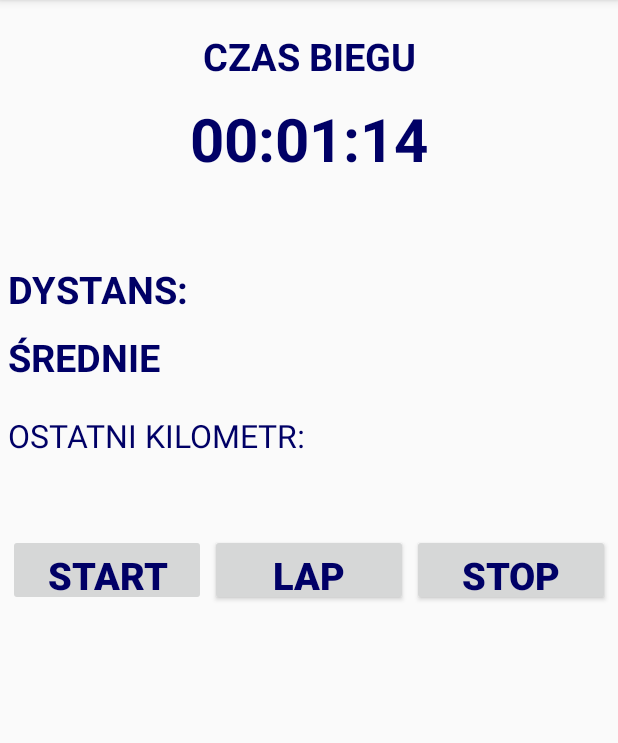
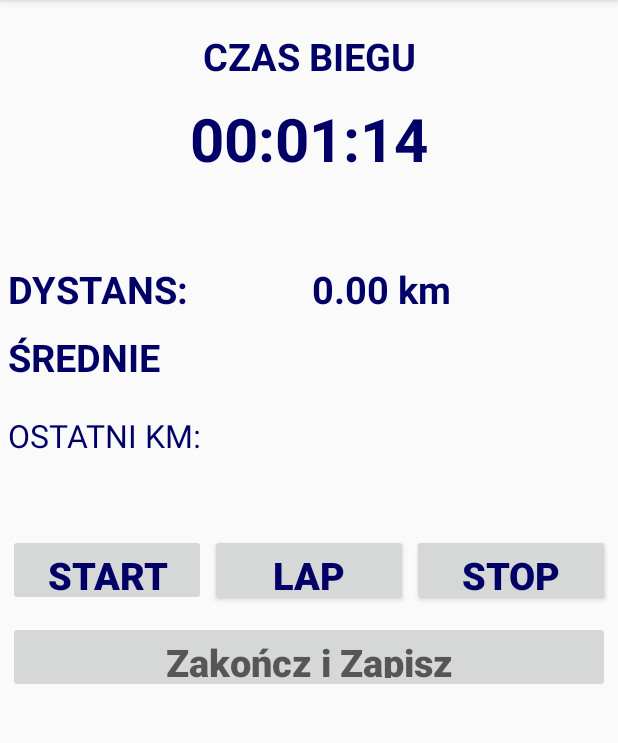
Before and after one commit to NowackaAnna/Praca-Dyplomowa, an Android app: the TreningRejestrowany screen opened directly, with no data from a screen before it, after a tap on "START", on a phone screen of 412 x 824 dp, the part 84-827 px from its top. Run offline under Robolectric (Android 15) with nearby library versions, the phone set to English and light mode, and no system bars; network calls fail.

Commit message:
Add files via upload

```diff
--- a/src/main/java/pl/edu/uwr/runningapp/TreningRejestrowany.java
+++ b/src/main/java/pl/edu/uwr/runningapp/TreningRejestrowany.java
@@ -2,6 +2,7 @@ package pl.edu.uwr.runningapp;
 import android.Manifest;
 import android.app.Activity;
 import android.app.Service;
+import android.content.DialogInterface;
 import android.content.Intent;
 import android.content.pm.PackageManager;
 import android.location.Location;
@@ -21,6 +22,7 @@ import com.google.android.gms.tasks.OnSuccessListener;
 
 import androidx.annotation.NonNull;
 import androidx.annotation.Nullable;
+import androidx.appcompat.app.AlertDialog;
 import androidx.appcompat.app.AppCompatActivity;
 import androidx.core.app.ActivityCompat;
 
@@ -40,10 +42,14 @@ public class TreningRejestrowany extends AppCompatActivity{
     FusedLocationProviderClient fusedLocationProviderClient;
 
     TextView mDystans;
+    TextView mLastLap;
+    TextView mSrednie;
     Button mStart;
     Button mStop;
+    Button mLap;
     Chronometer mStoper;
     private boolean isResume;
+    private boolean jestReset;
     Handler handler;
     Double szerA;
     Double dlugA;
@@ -52,17 +58,35 @@ public class TreningRejestrowany extends AppCompatActivity{
     Double checkSzer;
     Double roznicaSzer;
     Double roznicaDlug;
+    Double wysokosc;
+    String ostatniLapT;
+    String caloscLap = "";
+    String caloscLapT;
+    String aktualnyLapT;
+
+    String aktualnyLapD;
+    String LapStartowyT;
     float dystansAB;
     double dystansCalkowity;
-    float speed;
-    Double wysokosc;
+    double dystansStartowy;
+    double ostatniLapD;
+    float speed = 0;
     long tMiliSec = 0L;
     long tStart = 0L;
     long tBuff = 0L;
     long tUpdate = 0L;
+    long tDifference = 0L;
+    long lastLap = 0L;
+    double tSrednia;
     int sec;
     int min;
     int miliSec;
+    int secLap;
+    int minLap;
+    int miliSecLap;
+    int secSrednia;
+    int minSreadnia;
+    int miliSecSrednia;
 
     @Override
     protected void onCreate(Bundle savedInstanceState) {
@@ -71,17 +95,26 @@ public class TreningRejestrowany extends AppCompatActivity{
         mDystans = (TextView)findViewById(R.id.dystans_km_textView);
         mStart = (Button)findViewById(R.id.start_button);
         mStop = (Button)findViewById(R.id.stop_button);
+        mLap = (Button)findViewById(R.id.lap_button);
         mStoper = (Chronometer)findViewById(R.id.czas_biegu_stoper_Chronometr);
+        mLastLap = (TextView)findViewById(R.id.ostatni_lap_textView);
+        mSrednie = (TextView)findViewById(R.id.średnie_tempo_wartość_textView);
         handler = new Handler();
 
 
 
-        dystansCalkowity = 0;
+        dystansCalkowity = 0.00;
+        dystansStartowy = 0.00;
+        LapStartowyT = "00:00:00";
+        mDystans.setText("0.00 km");
+        jestReset = false;
+        mLap.setText("LAP");
+        mLap.setEnabled(false);
 
         locationRequest = new LocationRequest();
-        locationRequest.setInterval(5000);
+        locationRequest.setInterval(4000);
         //locationRequest.setFastestInterval(3000);
-        locationRequest.setPriority(LocationRequest.PRIORITY_BALANCED_POWER_ACCURACY);
+        locationRequest.setPriority(LocationRequest.PRIORITY_HIGH_ACCURACY);
 
 
 
@@ -102,6 +135,9 @@ public class TreningRejestrowany extends AppCompatActivity{
             @Override
             public void onClick(View view) {
                 firstGPS();
+                jestReset = false;
+                mLap.setEnabled(true);
+                mLap.setText("LAP");
                 if(!isResume){
                     tStart= SystemClock.uptimeMillis();
                     handler.postDelayed(runnable,0);
@@ -122,7 +158,90 @@ public class TreningRejestrowany extends AppCompatActivity{
                     mStoper.stop();
                     isResume = false;
                 }
+                jestReset = true;
+                mLap.setText("RESET");
                 stopLocationUpdates();
+
+
+            }});
+
+        mLap.setOnClickListener(new View.OnClickListener() {
+            @Override
+            public void onClick(View view) {
+                if(jestReset == Boolean.TRUE) {
+                    AlertDialog.Builder builder = new AlertDialog.Builder(TreningRejestrowany.this);
+                    builder.setTitle("Ostrzeżenie");
+                    builder.setMessage("Czy na pewno chcesz zresetować?");
+                    builder.setPositiveButton("Tak", new DialogInterface.OnClickListener() {
+                        @Override
+                        public void onClick(DialogInterface dialog, int which) {
+                            dystansCalkowity = 0.00;
+                            mDystans.setText("0.00 km");
+                            tMiliSec = 0L;
+                            tStart = 0L;
+                            tBuff = 0L;
+                            tUpdate = 0L;
+                            sec = 0;
+                            min = 0;
+                            miliSec = 0;
+
+                            ostatniLapD = 0.00;
+                            dystansStartowy = 0.00;
+                            aktualnyLapD = "";
+                            aktualnyLapT="";
+                            tDifference = 0L;
+                            lastLap = 0L;
+                            caloscLapT = "";
+                            caloscLap = "";
+
+                            secLap = 0;
+                            minLap = 0;
+                            miliSecLap = 0;
+
+                            tSrednia = 0.0;
+                            secSrednia = 0;
+                            minSreadnia = 0;
+                            miliSecSrednia = 0;
+
+                            mLastLap.setText("");
+                            mStoper.setText("00:00:00");
+                            mSrednie.setText("--:--");
+
+                        }
+                    });
+                    builder.setNegativeButton("Nie", null);
+                    AlertDialog dialog = builder.create();
+                    dialog.show();
+
+                }
+                else{
+                    ostatniLapD = (dystansCalkowity - dystansStartowy);
+                    dystansStartowy = dystansCalkowity;
+                    aktualnyLapD = String.valueOf(ostatniLapD)+" km";
+
+                    //aktualnyLapT = mStoper.getText().toString();
+
+                    tDifference = tUpdate - lastLap;
+                    lastLap = tUpdate;
+
+                    secLap = (int) (tDifference/1000);
+                    minLap = secLap/60;
+                    secLap = secLap%60;
+                    miliSecLap =(int) (tDifference%100);
+
+
+                    caloscLapT = String.format("%02d",min)+":"+String.format("%02d",sec) + ":"+String.format("%02d",miliSec);
+
+                    aktualnyLapT = String.format("%02d",minLap)+":"+String.format("%02d",secLap) + ":"+String.format("%02d",miliSecLap);
+
+                    mLastLap.setText(aktualnyLapT + " - " + aktualnyLapD + " - " + caloscLapT);
+
+                    caloscLap = caloscLap + aktualnyLapT + " - " + aktualnyLapD + "\n";
+
+
+                    Toast.makeText(getApplicationContext(),aktualnyLapT+ " - " + aktualnyLapD, Toast.LENGTH_LONG).show();
+
+                }
 
 
             }});
@@ -185,9 +304,12 @@ public class TreningRejestrowany extends AppCompatActivity{
 
                     dystansAB = (locationA.distanceTo(locationB))/1000;
 
-                    dystansCalkowity = dystansCalkowity + Math.round(dystansAB * 100.0) / 100.0;;
+                    dystansCalkowity = dystansCalkowity + Math.round(dystansAB * 100.0) / 100.0;
+                    dystansCalkowity = Math.round(dystansCalkowity * 100.0) / 100.0;
 
-                    speed = location.getSpeed();
+                    if(location.hasSpeed()){
+                        speed = location.getSpeed();
+                    }
                     wysokosc = location.getAltitude();
                     Log.i("dziala","Szerokosc A: " + szerA);
                     Log.i("dziala","Szerokosc B: "+ szerB);
@@ -227,7 +349,8 @@ public class TreningRejestrowany extends AppCompatActivity{
 
 
     private void updateUIValue(double fdystansCalkowity){
-        mDystans.setText(String.valueOf(fdystansCalkowity));
+        mDystans.setText(String.valueOf(fdystansCalkowity)+" km");
+        SrednieTempo();
     }
 
     public Runnable runnable = new Runnable() {
@@ -243,4 +366,20 @@ public class TreningRejestrowany extends AppCompatActivity{
             handler.postDelayed(this,60);
         }
     };
+
+    public void SrednieTempo(){
+        if(dystansCalkowity >= 0.01){
+            //tSrednia = tUpdate/(Double.valueOf(dystansCalkowity).longValue());
+            tSrednia = ((min * 60) + sec)/dystansCalkowity;
+            secSrednia = (int) (tSrednia);
+            minSreadnia = secSrednia/60;
+            secSrednia = secSrednia%60;
+            //miliSecSrednia = (int) (tSrednia%100);
+            mSrednie.setText(String.format("%02d",minSreadnia)+":"+String.format("%02d",secSrednia));
+        }
+        else{
+            mSrednie.setText("--:--");
+        }
+
+    }
 }
--- a/src/main/res/layout/activity_trening_rejestrowany.xml
+++ b/src/main/res/layout/activity_trening_rejestrowany.xml
@@ -77,7 +77,7 @@
         android:layout_marginRight="5dp"
         android:height="30dp"
         android:text=""
-        android:textAllCaps="true"
+        android:textAllCaps="false"
         android:textColor="#000066"
         android:textSize="25sp"
         android:textStyle="bold"
@@ -220,4 +220,46 @@
         app:layout_constraintStart_toEndOf="@+id/lap_button"
         app:layout_constraintTop_toBottomOf="@+id/Ostatni_km_wynik_textView"
         android:gravity="center_horizontal" />
+
+    <Button
+        android:id="@+id/zakoncz_i_zapisz_button"
+        android:layout_width="0dp"
+        android:layout_height="wrap_content"
+        android:layout_marginStart="5dp"
+        android:layout_marginLeft="5dp"
+        android:layout_marginTop="10dp"
+        android:layout_marginEnd="5dp"
+        android:layout_marginRight="5dp"
+        android:height="40dp"
+        android:hint="@string/zakoncz_i_zapisz"
+        android:textAlignment="center"
+        android:textAllCaps="true"
+        android:textColor="#000066"
+        android:textSize="25sp"
+        android:textStyle="bold"
+        android:enabled="false"
+        app:layout_constraintEnd_toEndOf="parent"
+        app:layout_constraintStart_toStartOf="parent"
+        app:layout_constraintTop_toBottomOf="@+id/lap_button"
+        android:gravity="center_horizontal" />
+    <TextView
+        android:id="@+id/ostatni_lap_textView"
+        android:layout_width="0dp"
+        android:layout_height="wrap_content"
+        android:layout_marginStart="5dp"
+        android:layout_marginLeft="5dp"
+        android:layout_marginTop="10dp"
+        android:layout_marginEnd="5dp"
+        android:layout_marginRight="5dp"
+        android:height="40dp"
+        android:text=""
+        android:textAlignment="center"
+        android:textAllCaps="false"
+        android:textColor="#000066"
+        android:textSize="25sp"
+        android:textStyle="normal"
+        app:layout_constraintEnd_toEndOf="parent"
+        app:layout_constraintStart_toStartOf="parent"
+        app:layout_constraintTop_toBottomOf="@+id/zakoncz_i_zapisz_button"
+        android:gravity="center_horizontal" />
 </androidx.constraintlayout.widget.ConstraintLayout>
--- a/src/main/res/values/strings.xml
+++ b/src/main/res/values/strings.xml
@@ -6,7 +6,7 @@
     <string name="CzasBiegu">Czas Biegu</string>
     <string name="Dystans">Dystans:</string>
     <string name="SrednieTempo">Średnie Tempo:</string>
-    <string name="OstatniKm">Ostatni kilometr:</string>
+    <string name="OstatniKm">Ostatni km:</string>
     <string name="Start">START</string>
     <string name="Lap">LAP</string>
     <string name="Stop">STOP</string>
@@ -26,4 +26,5 @@
     <string name="Komentarz">"Komentarz: "</string>
     <string name="Dodaj_komentarz">Dodaj Komentarz</string>
     <string name="Usun_trening">Usuń Trening</string>
+    <string name="zakoncz_i_zapisz">Zakończ i Zapisz</string>
 </resources>
```
Also changed, not shown: src/main/java/pl/edu/uwr/runningapp/TreningElementySzybkosci.java (+40 -0 lines), src/main/java/pl/edu/uwr/runningapp/TreningSilaBiegowa.java (+40 -0 lines), src/main/java/pl/edu/uwr/runningapp/TreningSilowy.java (+40 -0 lines), src/main/java/pl/edu/uwr/runningapp/TreningSprawnosciowy.java (+40 -0 lines).
